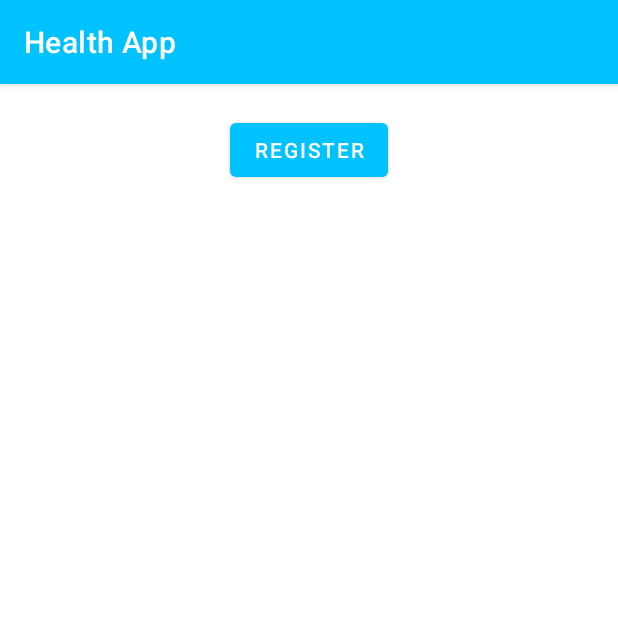
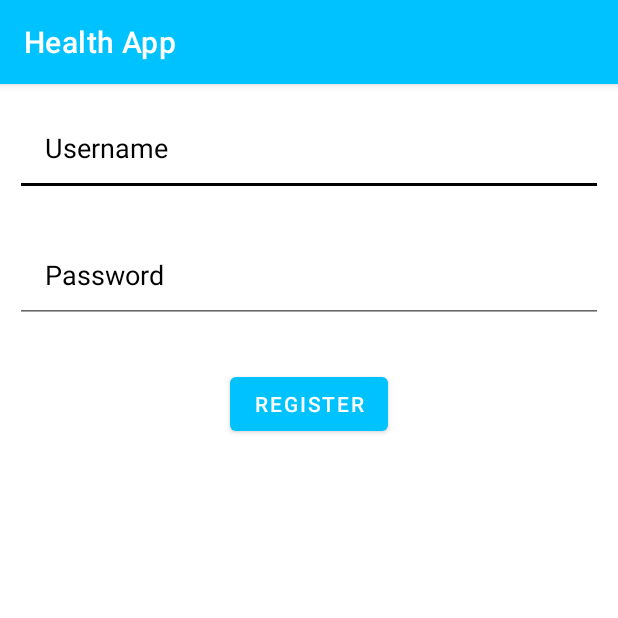
Before and after one commit to ErikHillard/HealthApp, an Android app: the LoginFragment screen opened directly, with no data from a screen before it, after a tap on "REGISTER", on a phone screen of 412 x 824 dp, the top half of it. Run offline under Robolectric (Android 15) with nearby library versions, the phone set to English and light mode, and no system bars.

Commit message:
Added functionallity for register button to go through login

```diff
--- a/app/src/main/java/com/example/healthapp/LoginFragment.java
+++ b/app/src/main/java/com/example/healthapp/LoginFragment.java
@@ -6,6 +6,7 @@ import android.os.Bundle;
 import androidx.annotation.NonNull;
 import androidx.annotation.Nullable;
 import androidx.fragment.app.Fragment;
+import androidx.fragment.app.FragmentManager;
 import androidx.fragment.app.FragmentTransaction;
 
 import android.view.LayoutInflater;
@@ -17,6 +18,11 @@ import android.widget.Toast;
 import com.google.android.material.button.MaterialButton;
 
 public class LoginFragment extends Fragment {
+
+    TextView username;
+    TextView password;
+    Boolean registered;
+    MaterialButton loginButton;
 
     public LoginFragment() {
         // Required empty public constructor
@@ -47,24 +53,30 @@ public class LoginFragment extends Fragment {
     public void onViewCreated(@NonNull View view, @Nullable Bundle savedInstanceState) {
         super.onViewCreated(view, savedInstanceState);
 
-        TextView username = view.findViewById(R.id.usernameInput);
-        TextView password = view.findViewById(R.id.passwordInput);
+        username = view.findViewById(R.id.usernameInput);
+        password = view.findViewById(R.id.passwordInput);
+        registered = false;
+        Bundle bundle = getArguments();
+        if (bundle != null) {
+            String user = bundle.getString("username");
+            String pass = bundle.getString("password");
 
-        MaterialButton loginButton = (MaterialButton) view.findViewById(R.id.loginbutton);
+            username.setText(user);
+            password.setText(pass);
+
+            registered = bundle.getBoolean("registered");
+
+            if (registered != null && registered) {
+                proccessLogin();
+            }
+        }
+
+        loginButton = (MaterialButton) view.findViewById(R.id.loginbutton);
 
         loginButton.setOnClickListener(new View.OnClickListener() {
             @Override
             public void onClick(View view) {
-                if (username.getText().toString().equals("user")
-                        && password.getText().toString().equals("pass")){
-                    Intent switchActivity = new Intent(getActivity(), MainActivity.class);
-                    switchActivity.putExtra("Username", username.getText().toString());
-                    switchActivity.putExtra("NewUser", false);
-                    startActivity(switchActivity);
-                } else {
-                    Toast.makeText(getActivity(), "Login Failed", Toast.LENGTH_SHORT).show();
-                    password.setText("");
-                }
+                proccessLogin();
             }
         });
 
@@ -74,16 +86,27 @@ public class LoginFragment extends Fragment {
             @Override
             public void onClick(View view) {
                 Fragment newFragment = new RegisterFragment();
-                FragmentTransaction transaction = getFragmentManager().beginTransaction();
-
-                    transaction.setCustomAnimations(R.anim.slide_in, R.anim.fade_out, R.anim.fade_in, R.anim.slide_out);
-
+                FragmentTransaction transaction = getParentFragmentManager().beginTransaction();
+                transaction.setCustomAnimations(R.anim.slide_in, R.anim.fade_out, R.anim.fade_in, R.anim.slide_out);
                 transaction.addToBackStack(null);
                 transaction.replace(R.id.fragment_login_container, newFragment);
-
-
                 transaction.commit();
             }
         });
     }
+
+    private void proccessLogin() {
+        if (registered ||
+                (username.getText().toString().equals("user")
+                && password.getText().toString().equals("pass"))){
+            setArguments(null);
+            Intent switchActivity = new Intent(getActivity(), MainActivity.class);
+            switchActivity.putExtra("Username", username.getText().toString());
+            switchActivity.putExtra("NewUser", false);
+            startActivity(switchActivity);
+        } else {
+            Toast.makeText(getActivity(), "Login Failed", Toast.LENGTH_SHORT).show();
+            password.setText("");
+        }
+    }
 }
--- a/app/src/main/java/com/example/healthapp/RegisterFragment.java
+++ b/app/src/main/java/com/example/healthapp/RegisterFragment.java
@@ -6,15 +6,22 @@ import android.os.Bundle;
 import androidx.annotation.NonNull;
 import androidx.annotation.Nullable;
 import androidx.fragment.app.Fragment;
+import androidx.fragment.app.FragmentTransaction;
 
 import android.view.LayoutInflater;
 import android.view.View;
 import android.view.ViewGroup;
+import android.widget.EditText;
+import android.widget.TextView;
 import android.widget.Toast;
 
 import com.google.android.material.button.MaterialButton;
 
 public class RegisterFragment extends Fragment {
+    MaterialButton registerButton;
+    TextView username;
+    TextView password;
+
     public RegisterFragment() {
         // Required empty public constructor
     }
@@ -30,18 +37,29 @@ public class RegisterFragment extends Fragment {
     public void onViewCreated(@NonNull View view, @Nullable Bundle savedInstanceState) {
         super.onViewCreated(view, savedInstanceState);
 
-        MaterialButton registerButton = (MaterialButton) view.findViewById(R.id.registerButton);
+        registerButton = (MaterialButton) view.findViewById(R.id.registerButton);
+        username = view.findViewById(R.id.newUsername);
+        password = view.findViewById(R.id.newPassword);
 
         registerButton.setOnClickListener(new View.OnClickListener() {
             @Override
             public void onClick(View view) {
-                /* TODO:
-                *   Make the fragment switch back to login with the username and password.
-                *   Then switch the activity.
-                */
-                Intent switchActivity = new Intent(getActivity(), MainActivity.class);
-                switchActivity.putExtra("NewUser", false);
-                startActivity(switchActivity);
+                Fragment newFragment = new LoginFragment();
+                Bundle bundle = new Bundle();
+
+                bundle.putString("username", username.getText().toString());
+                bundle.putString("password", password.getText().toString());
+                bundle.putBoolean("registered", true);
+                newFragment.setArguments(bundle);
+
+                FragmentTransaction transaction = getParentFragmentManager().beginTransaction();
+                transaction.setCustomAnimations(R.anim.fade_in, R.anim.slide_out);
+                transaction.replace(R.id.fragment_login_container, newFragment);
+                transaction.commit();
+
+//                Intent switchActivity = new Intent(getActivity(), MainActivity.class);
+//                switchActivity.putExtra("NewUser", false);
+//                startActivity(switchActivity);
             }
         });
     }
--- a/app/src/main/res/layout/fragment_register.xml
+++ b/app/src/main/res/layout/fragment_register.xml
@@ -5,6 +5,35 @@
     android:layout_height="match_parent"
     tools:context=".RegisterFragment">
 
+    <EditText
+        android:id="@+id/newUsername"
+        android:layout_width="match_parent"
+        android:layout_height="wrap_content"
+        android:layout_marginStart="10dp"
+        android:layout_marginTop="10dp"
+        android:layout_marginEnd="10dp"
+        android:layout_marginBottom="10dp"
+        android:hint="Username"
+        android:padding="20dp"
+        android:textColor="@color/colorAccent"
+        android:textColorHint="@color/colorAccent"
+        android:inputType="text"
+        android:maxLines="1"/>
+    <EditText
+        android:id="@+id/newPassword"
+        android:layout_width="match_parent"
+        android:layout_height="wrap_content"
+        android:layout_marginStart="10dp"
+        android:layout_marginTop="10dp"
+        android:layout_marginEnd="10dp"
+        android:layout_marginBottom="10dp"
+        android:hint="Password"
+        android:layout_below="@id/newUsername"
+        android:padding="20dp"
+        android:textColor="@color/colorAccent"
+        android:textColorHint="@color/colorAccent"
+        android:inputType="textPassword"
+        android:maxLines="1"/>
     <com.google.android.material.button.MaterialButton
         android:layout_width="wrap_content"
         android:layout_height="wrap_content"
@@ -12,6 +41,7 @@
         android:layout_centerHorizontal="true"
         android:text="Register"
         android:layout_margin="20dp"
+        android:layout_below="@id/newPassword"
         />
 
 </RelativeLayout>
```
